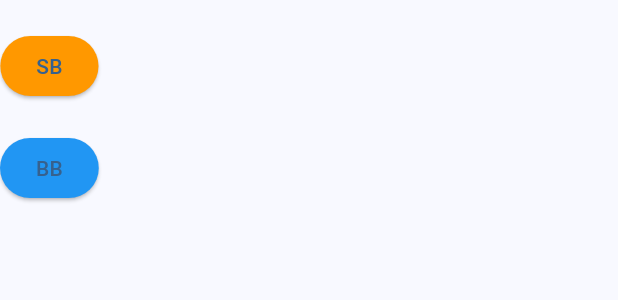
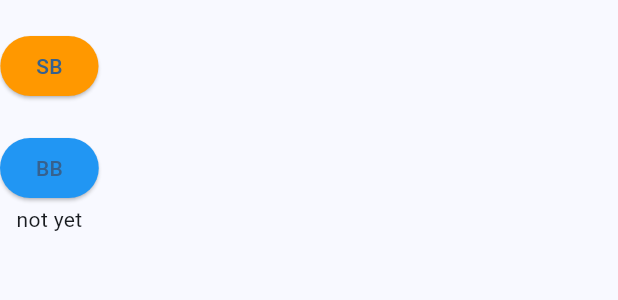
Before and after one commit to zawazawazawazawa/mixed_game_hand_history, a Flutter app: the HeroPage widget shown alone on an empty page, opened directly, after a tap on "SB", on a phone screen of 412 x 824 dp. Shown: the top 300 px of the screen. Run offline on Flutter 3.47's test engine with Material 3 defaults, Android fonts, the phone set to English and light mode, and no system bars.

Commit message:
Enable to select hero

```diff
--- a/lib/pages/hero.dart
+++ b/lib/pages/hero.dart
@@ -12,6 +12,8 @@ class HeroPage extends StatelessWidget {
           getActiveUserPositions(participants: state.participants);
 
       return Column(
+        children: [
+          Column(
             children: List<Widget>.generate(positions.length, (int index) {
               return Column(
                 children: [
@@ -30,6 +32,12 @@ class HeroPage extends StatelessWidget {
                 ],
               );
             }).reversed.toList(),
+          ),
+          if (state.heroPosition != '')
+            // To be implemented
+            // ハンドの選択widgetを出す
+            Text('not yet'),
+        ],
       );
     });
   }
```
Lines whose indentation alone changed are shown as unchanged.
